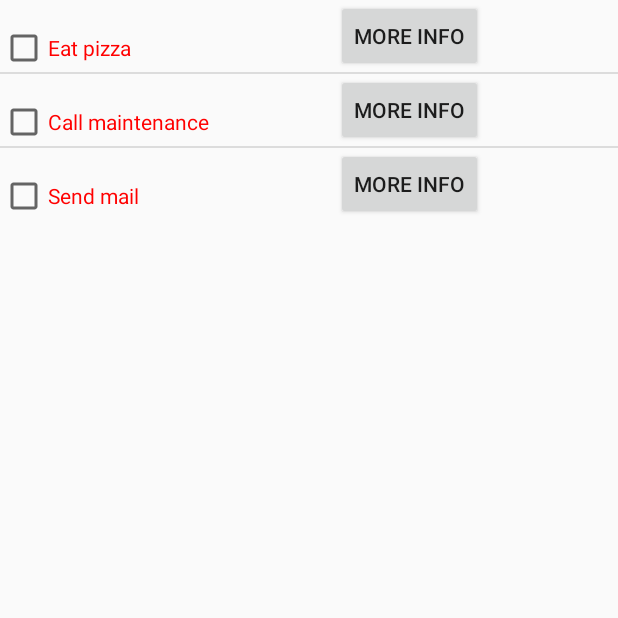
After one commit to csongnguyen/AdaptableApp, an Android app: the DisplayChecklistActivity screen opened directly, with no data from a screen before it, on a phone screen of 412 x 824 dp, the top half of it. The commit adds this screen. Run offline under Robolectric (Android 15) with nearby library versions, the phone set to English and light mode, and no system bars.

Commit message:
added a checklist, color changes from red to green when it is checked, and also added an info button (that does not yet do anything)

```diff
--- /dev/null
+++ b/AdaptableAndroid/app/src/main/java/com/adaptableandroid/DisplayChecklistActivity.java
@@ -0,0 +1,115 @@
+package com.adaptableandroid;
+
+import android.app.Activity;
+import android.content.Context;
+import android.content.Intent;
+import android.os.Bundle;
+import android.support.v7.app.ActionBarActivity;
+import android.util.Log;
+import android.view.LayoutInflater;
+import android.view.Menu;
+import android.view.View;
+import android.view.ViewGroup;
+import android.widget.ArrayAdapter;
+import android.widget.CheckBox;
+import android.widget.ListView;
+import android.widget.TextView;
+import android.widget.Toast;
+
+import java.util.ArrayList;
+import java.util.List;
+
+/**
+ * Created by Connie on 4/6/2015.
+ */
+public class DisplayChecklistActivity extends Activity {
+    MyAdapter adapt;
+    List<Task> mylist;
+
+    @Override
+    protected void onCreate(Bundle savedInstanceState){
+        super.onCreate(savedInstanceState);
+        Intent intent = getIntent();
+        String message = intent.getStringExtra(MainActivity.EXTRA_MESSAGE);
+        setContentView(R.layout.activity_display_checklist);
+
+        // Create the text view
+        TextView textView = new TextView(this);
+        textView.setTextSize(40);
+        textView.setText(message);
+
+        // Set the text view as the activity layout
+        //setContentView(textView);
+
+        // get the list of tasks
+        mylist = new ArrayList<Task>();
+        Task first = new Task("Eat pizza", 0);
+        Task second = new Task("Call maintenance", 0);
+        Task third = new Task("Send mail", 0);
+        mylist.add(first);
+        mylist.add(second);
+        mylist.add(third);
+
+
+        adapt = new MyAdapter(this, R.layout.list_inner_view, mylist);
+        ListView listTask = (ListView) findViewById(R.id.listView1);
+        listTask.setAdapter(adapt);
+    }
+
+   /* @Override
+    public boolean onCreateOptionsMenu(Menu menu){
+        // inflate the menu; this adds items to the action bar if it is present.
+        //getMenuInflater().inflate(R.menu.);
+        return true;
+    }*/
+
+    private class MyAdapter extends ArrayAdapter<Task>{
+        Context context;
+        List<Task> taskList = new ArrayList<Task>();
+        int layoutResourceId;
+
+        public MyAdapter(Context context, int layoutResourceId, List<Task> objects){
+            super(context, layoutResourceId, objects);
+            this.layoutResourceId = layoutResourceId;
+            this.taskList = objects;
+            this.context = context;
+        }
+
+        @Override
+        public View getView(int position, View convertView, ViewGroup parent){
+            CheckBox chk = null;
+
+            if (convertView == null){
+                LayoutInflater inflater = (LayoutInflater) context.getSystemService(Context.LAYOUT_INFLATER_SERVICE);
+                convertView = inflater.inflate(R.layout.list_inner_view, parent, false);
+                chk = (CheckBox) convertView.findViewById(R.id.checkBox1);
+
+                chk.setOnClickListener(new View.OnClickListener(){
+                    @Override
+                    public void onClick(View v){
+                        CheckBox cb = (CheckBox) v;
+                        Task changeTask = (Task) cb.getTag();
+                        changeTask.setStatus(cb.isChecked() == true ? 1:0);
+                        if(cb.isChecked()){cb.setTextColor(0xFF00FF00);}
+                        else{cb.setTextColor(0xFFFF0000);}
+                        Toast.makeText(getApplicationContext(), "Clicked on that one checkbox: " + cb.getText() + " is "
+                                        + cb.isChecked(), Toast.LENGTH_LONG).show();
+                    }
+                });
+            }
+            else{
+                chk = (CheckBox) convertView.getTag();
+            }
+
+            Task current = taskList.get(position);
+            if(chk != null){
+                chk.setText(current.getName());
+                chk.setChecked(current.getStatus()==1?true:false);
+                chk.setTag(current);
+                Log.d("listener", String.valueOf(current.getId()));
+            }
+
+            return convertView;
+        }
+    }
+}
--- /dev/null
+++ b/AdaptableAndroid/app/src/main/java/com/adaptableandroid/Task.java
@@ -0,0 +1,45 @@
+package com.adaptableandroid;
+
+/**
+ * Created by Connie on 4/8/2015.
+ */
+public class Task {
+    private String name;
+    private int status;
+    private int id;
+
+    public Task(){
+        this.name = null;
+        this.status = 0;
+    }
+
+    public Task(String name, int status){
+        super();
+        this.name = name;
+        this.status = status;
+    }
+
+    public int getId(){
+        return id;
+    }
+
+    public void setId(int id){
+        this.id = id;
+    }
+
+    public String getName(){
+        return name;
+    }
+
+    public void setName(String name){
+        this.name = name;
+    }
+
+    public int getStatus(){
+        return status;
+    }
+
+    public void setStatus(int status){
+        this.status = status;
+    }
+}
--- /dev/null
+++ b/AdaptableAndroid/app/src/main/res/layout/activity_display_checklist.xml
@@ -0,0 +1,16 @@
+<?xml version="1.0" encoding="utf-8"?>
+<RelativeLayout xmlns:android="http://schemas.android.com/apk/res/android"
+    android:layout_width="match_parent"
+    android:layout_height="match_parent">
+
+    <!--<TextView android:text="@string/checkBox1" android:layout_width="wrap_content"-->
+        <!--android:layout_height="wrap_content" />-->
+
+    <ListView
+        android:id="@+id/listView1"
+        android:layout_width="match_parent"
+        android:layout_height="wrap_content"
+        android:layout_alignParentLeft="true"
+        ></ListView>
+
+</RelativeLayout>
--- /dev/null
+++ b/AdaptableAndroid/app/src/main/res/layout/layout.xml
@@ -0,0 +1,5 @@
+<?xml version="1.0" encoding="utf-8"?>
+<TableRow xmlns:android="http://schemas.android.com/apk/res/android"
+    android:layout_width="match_parent" android:layout_height="match_parent">
+
+</TableRow>
--- /dev/null
+++ b/AdaptableAndroid/app/src/main/res/layout/list_inner_view.xml
@@ -0,0 +1,33 @@
+<?xml version="1.0" encoding="utf-8"?>
+<RelativeLayout xmlns:android="http://schemas.android.com/apk/res/android"
+    android:layout_width="match_parent"
+    android:layout_height="match_parent">
+    <CheckBox
+        android:id="@+id/checkBox1"
+        android:layout_width="wrap_content"
+        android:layout_height="wrap_content"
+        android:focusable="false"
+        android:focusableInTouchMode="false"
+        android:text="@string/checkBox1"
+        android:textColor="#F00"
+        android:layout_alignBottom="@+id/infoButton"
+        android:layout_toLeftOf="@+id/infoButton"
+        android:layout_toStartOf="@+id/infoButton"
+        android:layout_alignParentStart="true"
+        android:layout_alignParentLeft="true"/>
+
+    <Button
+        style="?android:attr/buttonStyleSmall"
+        android:layout_width="wrap_content"
+        android:layout_height="wrap_content"
+        android:text="@string/infoButton"
+        android:id="@+id/infoButton"
+        android:layout_marginRight="90dp"
+        android:layout_marginEnd="90dp"
+        android:layout_alignParentTop="true"
+        android:layout_alignParentRight="true"
+        android:layout_alignParentEnd="true"
+        android:layout_alignParentBottom="false"
+        android:clickable="true" />
+
+</RelativeLayout>
--- a/AdaptableAndroid/app/src/main/res/values/strings.xml
+++ b/AdaptableAndroid/app/src/main/res/values/strings.xml
@@ -1,6 +1,8 @@
 <resources>
     <string name="app_name">AdaptableAndroid</string>
-
+    <string name="buttonChecklist">Earthquakes ></string>
+    <string name="checkBox1">CheckBox</string>
+    <string name="infoButton">More Info</string>
     <string name="hello_world">Hello world!</string>
     <string name="action_settings">Settings</string>
 </resources>
```
Also changed, not shown: AdaptableAndroid/app/src/main/AndroidManifest.xml (+9 -1 lines), AdaptableAndroid/app/src/main/java/com/adaptableandroid/MainActivity.java (+9 -0 lines), AdaptableAndroid/app/src/main/res/layout/activity_main.xml (+8 -2 lines), 1 other file.
